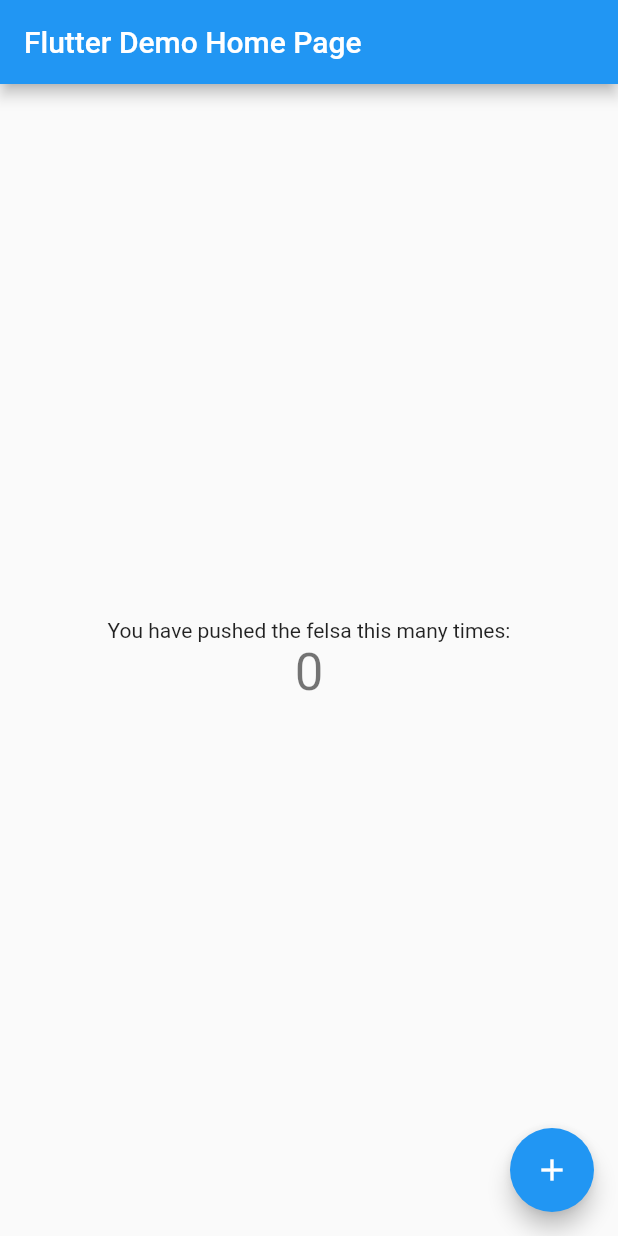
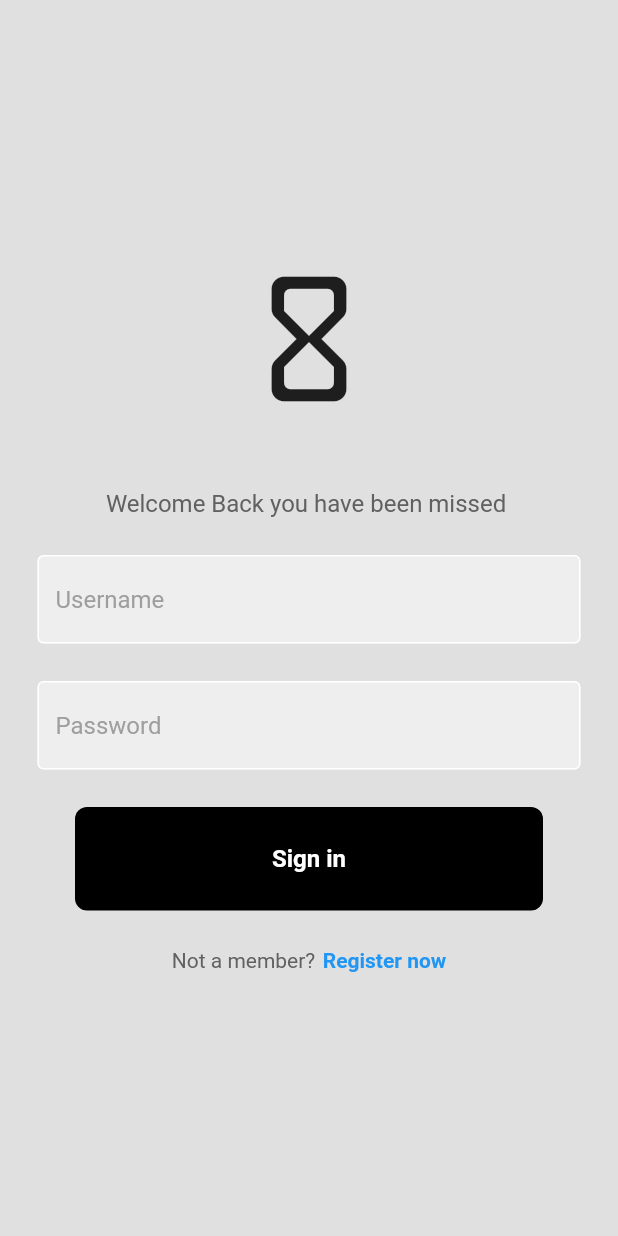
Before and after one commit to padfoot-16/Social-network, a Flutter app: the screen it shows after launch, on a phone screen of 412 x 824 dp. Run offline on Flutter 3.47's test engine with Material 2 defaults, Android fonts, the phone set to English and light mode, and no system bars.

Commit message:
sign in up ui ready

```diff
--- /dev/null
+++ b/lib/auth/login_or_register.dart
@@ -0,0 +1,31 @@
+import 'package:flutter/material.dart';
+import 'package:socialapp/pages/login.dart';
+import 'package:socialapp/pages/register_page.dart';
+
+class LoginOrRegister extends StatefulWidget {
+  const LoginOrRegister({super.key});
+
+  @override
+  State<LoginOrRegister> createState() => _LoginOrRegisterState();
+}
+
+class _LoginOrRegisterState extends State<LoginOrRegister> {
+
+  bool showLoginPage=true;
+
+  void togglepages(){
+    setState(() {
+      showLoginPage=!showLoginPage;
+    });
+  }
+
+  @override
+  Widget build(BuildContext context) {
+    if (showLoginPage){
+      return LoginPage(onTap: togglepages);
+    }
+    else {
+      return RegisterPage(onTap: togglepages);
+    }
+  }
+}
--- /dev/null
+++ b/lib/components/my_textfield.dart
@@ -0,0 +1,37 @@
+
+
+import 'package:flutter/material.dart';
+
+class MyTextfield extends StatelessWidget {
+  final controller;
+  final String hintText;
+  final bool obscureText;
+
+  const MyTextfield({super.key,
+  required this.controller,
+  required this.hintText,
+  required this.obscureText,
+  });
+
+  @override
+  Widget build(BuildContext context) {
+    return TextField(
+      controller: controller,
+      obscureText: obscureText,
+      decoration: InputDecoration(
+          enabledBorder: OutlineInputBorder(
+              borderSide: BorderSide(color: Colors.white)
+              ),
+          focusedBorder: OutlineInputBorder(
+              borderSide: BorderSide(color: Colors.grey.shade400)
+              ),
+              fillColor: Colors.grey.shade200,
+              filled: true,
+              hintText: hintText,
+              hintStyle: TextStyle(
+                color: Colors.grey[500]
+              )
+              ),
+    );
+  }
+}
--- /dev/null
+++ b/lib/components/mybutton.dart
@@ -0,0 +1,30 @@
+import 'package:flutter/material.dart';
+
+class MyButton extends StatelessWidget {
+
+  final Function()? onTap;
+  final String text;
+  const MyButton({super.key,required this.onTap,required this.text});
+
+  @override
+  Widget build(BuildContext context) {
+    return GestureDetector(
+      onTap:onTap ,
+      child: Container(
+        padding: EdgeInsets.all(25),
+        margin: EdgeInsets.symmetric(horizontal: 25),
+        decoration: BoxDecoration(
+          color: Colors.black,
+          borderRadius: BorderRadius.circular(8),
+        ),
+        child: Center(
+          child:Text(text,
+          style: TextStyle(
+            color: Colors.white,
+            fontWeight: FontWeight.bold,
+            fontSize: 16
+            ),) ),
+      ),
+    );
+  }
+}
--- a/lib/main.dart
+++ b/lib/main.dart
@@ -1,4 +1,7 @@
 import 'package:flutter/material.dart';
+import 'package:socialapp/auth/login_or_register.dart';
+import 'package:socialapp/pages/login.dart';
+import 'package:socialapp/pages/register_page.dart';
 
 void main() {
   runApp(const MyApp());
@@ -7,109 +10,11 @@ void main() {
 class MyApp extends StatelessWidget {
   const MyApp({super.key});
 
-  // This widget is the root of your application.
   @override
   Widget build(BuildContext context) {
     return MaterialApp(
-      title: 'Flutter Demo',
-      theme: ThemeData(
-        // This is the theme of your application.
-        //
-        // Try running your application with "flutter run". You'll see the
-        // application has a blue toolbar. Then, without quitting the app, try
-        // changing the primarySwatch below to Colors.green and then invoke
-        // "hot reload" (press "r" in the console where you ran "flutter run",
-        // or simply save your changes to "hot reload" in a Flutter IDE).
-        // Notice that the counter didn't reset back to zero; the application
-        // is not restarted.
-        primarySwatch: Colors.blue,
-      ),
-      home: const MyHomePage(title: 'Flutter Demo Home Page'),
+      debugShowCheckedModeBanner: false,
+      home: LoginOrRegister(),
     );
   }
 }
-
-class MyHomePage extends StatefulWidget {
-  const MyHomePage({super.key, required this.title});
-
-  // This widget is the home page of your application. It is stateful, meaning
-  // that it has a State object (defined below) that contains fields that affect
-  // how it looks.
-
-  // This class is the configuration for the state. It holds the values (in this
-  // case the title) provided by the parent (in this case the App widget) and
-  // used by the build method of the State. Fields in a Widget subclass are
-  // always marked "final".
-
-  final String title;
-
-  @override
-  State<MyHomePage> createState() => _MyHomePageState();
-}
-
-class _MyHomePageState extends State<MyHomePage> {
-  int _counter = 0;
-
-  void _incrementCounter() {
-    setState(() {
-      // This call to setState tells the Flutter framework that something has
-      // changed in this State, which causes it to rerun the build method below
-      // so that the display can reflect the updated values. If we changed
-      // _counter without calling setState(), then the build method would not be
-      // called again, and so nothing would appear to happen.
-      _counter++;
-    });
-  }
-
-  @override
-  Widget build(BuildContext context) {
-    // This method is rerun every time setState is called, for instance as done
-    // by the _incrementCounter method above.
-    //
-    // The Flutter framework has been optimized to make rerunning build methods
-    // fast, so that you can just rebuild anything that needs updating rather
-    // than having to individually change instances of widgets.
-    return Scaffold(
-      appBar: AppBar(
-        // Here we take the value from the MyHomePage object that was created by
-        // the App.build method, and use it to set our appbar title.
-        title: Text(widget.title),
-      ),
-      body: Center(
-        // Center is a layout widget. It takes a single child and positions it
-        // in the middle of the parent.
-        child: Column(
-          // Column is also a layout widget. It takes a list of children and
-          // arranges them vertically. By default, it sizes itself to fit its
-          // children horizontally, and tries to be as tall as its parent.
-          //
-          // Invoke "debug painting" (press "p" in the console, choose the
-          // "Toggle Debug Paint" action from the Flutter Inspector in Android
-          // Studio, or the "Toggle Debug Paint" command in Visual Studio Code)
-          // to see the wireframe for each widget.
-          //
-          // Column has various properties to control how it sizes itself and
-          // how it positions its children. Here we use mainAxisAlignment to
-          // center the children vertically; the main axis here is the vertical
-          // axis because Columns are vertical (the cross axis would be
-          // horizontal).
-          mainAxisAlignment: MainAxisAlignment.center,
-          children: <Widget>[
-            const Text(
-              'You have pushed the felsa this many times:',
-            ),
-            Text(
-              '$_counter',
-              style: Theme.of(context).textTheme.headlineMedium,
-            ),
-          ],
-        ),
-      ),
-      floatingActionButton: FloatingActionButton(
-        onPressed: _incrementCounter,
-        tooltip: 'Increment',
-        child: const Icon(Icons.add),
-      ), // This trailing comma makes auto-formatting nicer for build methods.
-    );
-  }
-}
--- /dev/null
+++ b/lib/pages/login.dart
@@ -0,0 +1,93 @@
+// ignore_for_file: prefer_const_constructors, prefer_const_literals_to_create_immutables
+
+import 'package:flutter/material.dart';
+import 'package:socialapp/components/my_textfield.dart';
+import 'package:socialapp/components/mybutton.dart';
+
+class LoginPage extends StatefulWidget {
+  final Function()? onTap;
+  const LoginPage({super.key,required this.onTap});
+
+  @override
+  State<LoginPage> createState() => _LoginPageState();
+}
+
+class _LoginPageState extends State<LoginPage> {
+    final usernamecontroller = TextEditingController();
+  final passwordcontroller = TextEditingController();
+  @override
+  Widget build(BuildContext context) {
+    return Scaffold(
+      backgroundColor: Colors.grey[300],
+      body: SafeArea(
+        child: Center(
+          child: Padding(
+            padding: const EdgeInsets.symmetric(horizontal:25),
+            child: Column(
+              mainAxisAlignment: MainAxisAlignment.center,
+              children: [
+                Icon(
+                  Icons.hourglass_empty_rounded,
+                  size: 100,
+                ),
+                SizedBox(
+                  height: 50,
+                ),
+                Text(
+                  'Welcome Back you have been missed ',
+                  style: TextStyle(color: Colors.grey[700], fontSize: 16),
+                ),
+                SizedBox(
+                  height: 25,
+                ),
+                MyTextfield(
+                  controller: usernamecontroller,
+                  hintText: "Username",
+                  obscureText: false,
+                ),
+                SizedBox(
+                  height: 25,
+                ),
+                MyTextfield(
+                  controller: passwordcontroller,
+                  hintText: "Password",
+                  obscureText: true,
+                ),
+
+                SizedBox(
+                  height: 25,
+                ),
+                MyButton(
+                  onTap: (){},
+                  text: "Sign in",
+                ),
+                SizedBox(
+                  height: 25,
+                ),
+                Row(
+                  mainAxisAlignment: MainAxisAlignment.center,
+                  children: [
+                    Text("Not a member?",
+                    style: TextStyle(
+                      color: Colors.grey[700]
+                    ),),
+                    SizedBox(width: 5,),
+                    GestureDetector(
+                      onTap:widget.onTap,
+                      child: Text(
+                        "Register now",
+                        style: TextStyle(
+                        color: Colors.blue,
+                         fontWeight: FontWeight.bold),
+                      ),
+                    )
+                  ],
+                )
+              ],
+            ),
+          ),
+        ),
+      ),
+    );
+  }
+}
--- a/pubspec.yaml
+++ b/pubspec.yaml
@@ -59,9 +59,8 @@ flutter:
   uses-material-design: true
 
   # To add assets to your application, add an assets section, like this:
-  # assets:
-  #   - images/a_dot_burr.jpeg
-  #   - images/a_dot_ham.jpeg
+  assets:
+    - assets/
 
   # An image asset can refer to one or more resolution-specific "variants", see
   # https://flutter.dev/assets-and-images/#resolution-aware
```
Also changed, not shown: lib/pages/register_page.dart (added, +101 -0 lines), assets/images/google.png (added).
